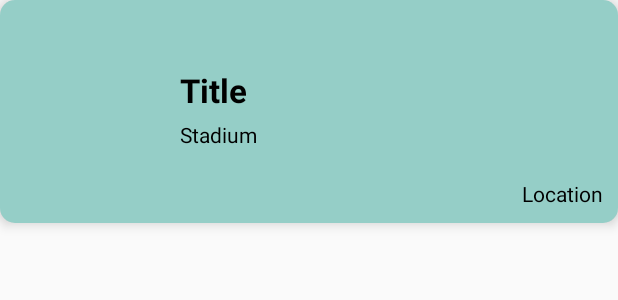
After one commit to renaldysa18/Sport_App, an Android app: the layout layout_item_team.xml on its own in the app's theme, with its tools: preview values and no code run, on a phone screen of 412 x 824 dp. The commit adds this screen. Shown: the top 300 px of the screen. Run offline under Robolectric (Android 15) with nearby library versions, the phone set to English and light mode, and no system bars.

Commit message:
[add] adding UI for team item

```diff
--- a/app/src/main/res/layout/activity_main.xml
+++ b/app/src/main/res/layout/activity_main.xml
@@ -3,8 +3,7 @@
     xmlns:app="http://schemas.android.com/apk/res-auto"
     android:id="@+id/container"
     android:layout_width="match_parent"
-    android:layout_height="match_parent"
-    android:paddingTop="?attr/actionBarSize">
+    android:layout_height="match_parent">
 
     <com.google.android.material.bottomnavigation.BottomNavigationView
         android:id="@+id/nav_view"
--- /dev/null
+++ b/app/src/main/res/layout/layout_item_team.xml
@@ -0,0 +1,109 @@
+<?xml version="1.0" encoding="utf-8"?>
+<androidx.cardview.widget.CardView
+    xmlns:android="http://schemas.android.com/apk/res/android"
+    xmlns:app="http://schemas.android.com/apk/res-auto"
+    xmlns:tools="http://schemas.android.com/tools"
+    app:cardCornerRadius="10dp"
+    app:cardElevation="5dp"
+    android:layout_marginBottom="10dp"
+    android:layout_width="match_parent"
+    android:layout_height="wrap_content">
+
+    <androidx.constraintlayout.widget.ConstraintLayout
+        android:layout_width="match_parent"
+        android:layout_height="match_parent">
+
+        <androidx.constraintlayout.widget.Guideline
+            android:orientation="vertical"
+            app:layout_constraintGuide_begin="10dp"
+            android:id="@+id/gd_left"
+            android:layout_width="wrap_content"
+            android:layout_height="wrap_content"/>
+
+        <androidx.constraintlayout.widget.Guideline
+            android:orientation="vertical"
+            app:layout_constraintGuide_end="10dp"
+            android:id="@+id/gd_right"
+            android:layout_width="wrap_content"
+            android:layout_height="wrap_content"/>
+
+        <androidx.constraintlayout.widget.Guideline
+            android:id="@+id/gd_top"
+            android:orientation="horizontal"
+            app:layout_constraintGuide_begin="10dp"
+            android:layout_width="wrap_content"
+            android:layout_height="wrap_content"/>
+
+        <androidx.constraintlayout.widget.Guideline
+            android:id="@+id/gd_bottom"
+            android:orientation="horizontal"
+            app:layout_constraintGuide_end="10dp"
+            android:layout_width="wrap_content"
+            android:layout_height="wrap_content"/>
+
+        <ImageView
+            android:scaleType="centerCrop"
+            android:id="@+id/img_stadium_item_team"
+            android:layout_width="0dp"
+            android:layout_height="0dp"
+            app:layout_constraintLeft_toLeftOf="parent"
+            app:layout_constraintRight_toRightOf="parent"
+            app:layout_constraintTop_toTopOf="parent"
+            android:alpha="0.5"
+            android:src="@color/colorGreen"
+            app:layout_constraintBottom_toBottomOf="parent"
+            tools:ignore="ContentDescription" />
+
+
+        <ImageView
+            android:id="@+id/img_logo_item_team"
+            android:scaleType="centerInside"
+            app:layout_constraintTop_toBottomOf="@id/gd_top"
+            app:layout_constraintLeft_toRightOf="@id/gd_left"
+            android:layout_width="100dp"
+            android:layout_height="100dp"
+            tools:ignore="ContentDescription" />
+
+        <TextView
+            android:textColor="@color/colorBlack"
+            android:textAppearance="@style/TextAppearance.AppCompat.Large"
+            android:layout_marginStart="10dp"
+            android:id="@+id/tv_title_item_team"
+            android:textStyle="bold"
+            android:text="@string/title"
+            app:layout_constraintBottom_toBottomOf="@id/img_logo_item_team"
+            app:layout_constraintTop_toTopOf="@id/img_logo_item_team"
+            app:layout_constraintRight_toLeftOf="@id/gd_right"
+            app:layout_constraintLeft_toRightOf="@id/img_logo_item_team"
+            android:layout_width="0dp"
+            android:layout_height="wrap_content"/>
+
+        <TextView
+            android:textColor="@color/colorBlack"
+            android:textAppearance="@style/TextAppearance.AppCompat.Small"
+            android:layout_marginStart="10dp"
+            android:text="@string/stadium"
+            android:id="@+id/tv_stadium_item_team"
+            android:layout_marginTop="5dp"
+            app:layout_constraintRight_toLeftOf="@id/gd_right"
+            app:layout_constraintTop_toBottomOf="@id/tv_title_item_team"
+            app:layout_constraintLeft_toRightOf="@id/img_logo_item_team"
+            android:layout_width="0dp"
+            android:layout_height="wrap_content"/>
+
+        <TextView
+            android:textColor="@color/colorBlack"
+            android:textAppearance="@style/TextAppearance.AppCompat.Small"
+            android:id="@+id/tv_location_item_team"
+            android:textAlignment="textEnd"
+            android:text="@string/location"
+            android:layout_marginTop="20dp"
+            app:layout_constraintTop_toBottomOf="@id/tv_stadium_item_team"
+            app:layout_constraintBottom_toTopOf="@id/gd_bottom"
+            app:layout_constraintRight_toLeftOf="@id/gd_right"
+            android:layout_width="wrap_content"
+            android:layout_height="wrap_content"/>
+
+    </androidx.constraintlayout.widget.ConstraintLayout>
+
+</androidx.cardview.widget.CardView>
--- a/app/src/main/res/values/strings.xml
+++ b/app/src/main/res/values/strings.xml
@@ -10,4 +10,7 @@
     <string name="team">Team</string>
     <string name="favorit">Favorit</string>
     <string name="setting">Setting</string>
+    <string name="title">Title</string>
+    <string name="stadium">Stadium</string>
+    <string name="location">Location</string>
 </resources>
```
Also changed, not shown: app/src/main/java/com/redveloper/sportapp/ui/team/TeamAdapter.kt (added, +49 -0 lines), app/src/main/java/com/redveloper/sportapp/ui/team/TeamFragment.kt (+19 -8 lines), app/src/main/java/com/redveloper/sportapp/utils/DataDummy.kt (added, +23 -0 lines), app/src/main/res/layout/fragment_team.xml (+36 -12 lines).
